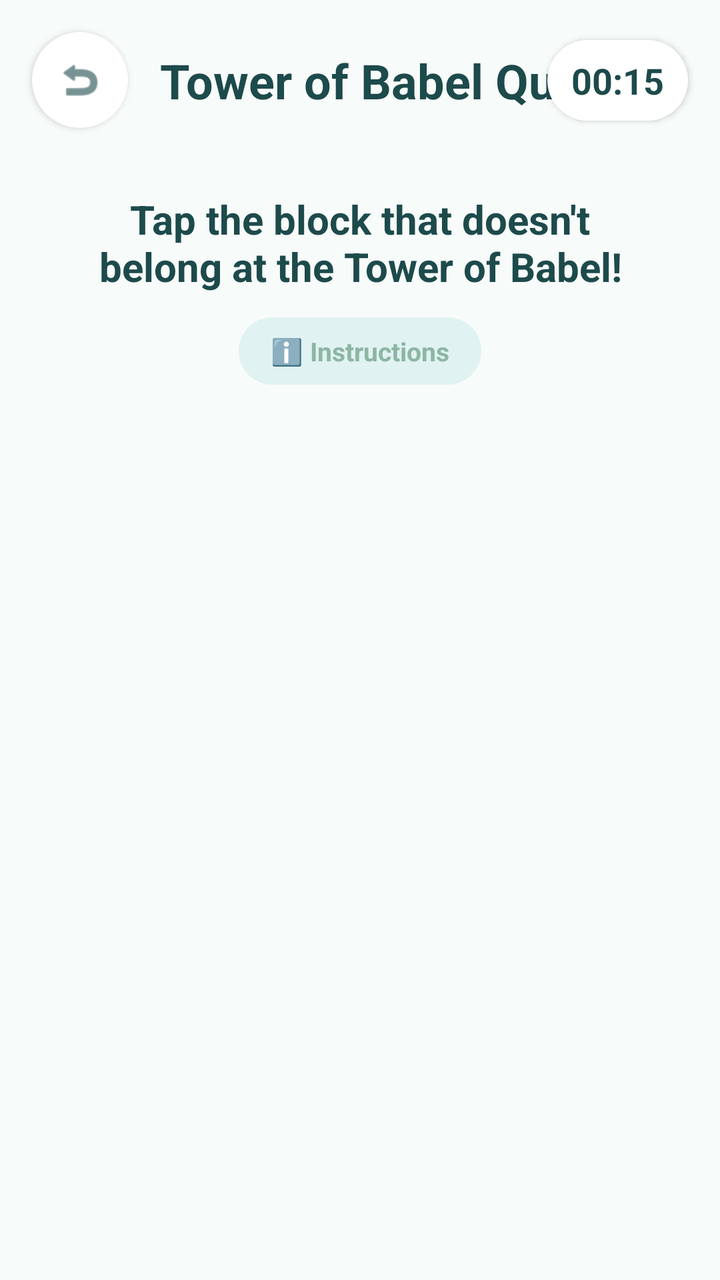
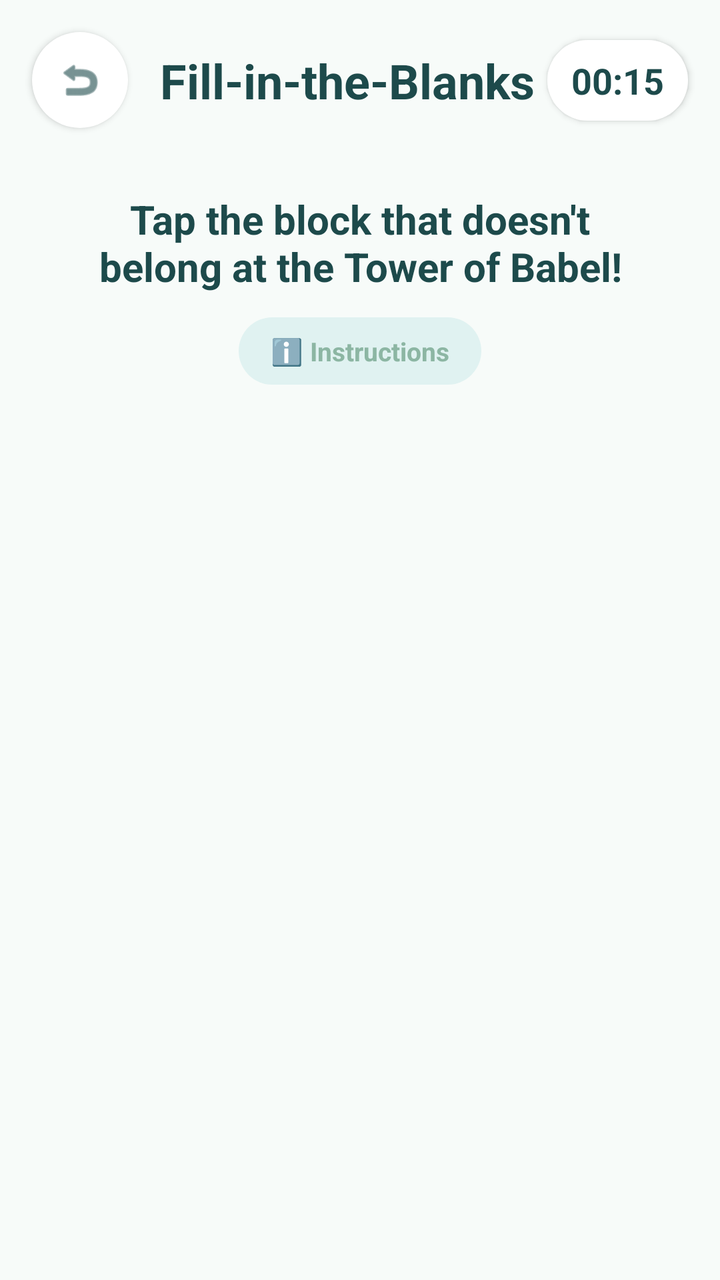

Screens rendered from an Android XML layout before and after an edit, with the pre-edit source and the edit as a unified diff.
<!-- AndroidManifest.xml: application theme Theme.ArBibleApp -->
<!-- res/layout/activity_quiz_babel.xml -->
<?xml version="1.0" encoding="utf-8"?>
<androidx.constraintlayout.widget.ConstraintLayout xmlns:android="http://schemas.android.com/apk/res/android"
    xmlns:app="http://schemas.android.com/apk/res-auto"
    xmlns:tools="http://schemas.android.com/tools"
    android:id="@+id/main"
    android:layout_width="match_parent"
    android:layout_height="match_parent"
    android:background="@color/bg_light"
    tools:context=".QuizBabel">

    <ImageView
        android:id="@+id/btnBack"
        android:layout_width="48dp"
        android:layout_height="48dp"
        android:layout_marginStart="16dp"
        android:layout_marginTop="16dp"
        android:background="@drawable/bg_circle_white"
        android:elevation="2dp"
        android:padding="12dp"
        android:src="@android:drawable/ic_menu_revert"
        app:layout_constraintStart_toStartOf="parent"
        app:layout_constraintTop_toTopOf="parent"
        app:tint="@color/text_dark" />

    <TextView
        android:id="@+id/tvQuizTitle"
        android:layout_width="wrap_content"
        android:layout_height="wrap_content"
        android:layout_marginStart="16dp"
        android:text="Tower of Babel Quiz"
        android:textColor="@color/text_dark"
        android:textSize="24sp"
        android:textStyle="bold"
        app:layout_constraintBottom_toBottomOf="@+id/btnBack"
        app:layout_constraintStart_toEndOf="@+id/btnBack"
        app:layout_constraintTop_toTopOf="@+id/btnBack" />

    <TextView
        android:id="@+id/tvTimer"
        android:layout_width="wrap_content"
        android:layout_height="wrap_content"
        android:layout_marginEnd="16dp"
        android:background="@drawable/bg_circle_white"
        android:elevation="2dp"
        android:paddingHorizontal="12dp"
        android:paddingVertical="8dp"
        android:text="00:15"
        android:textColor="@color/text_dark"
        android:textSize="18sp"
        android:textStyle="bold"
        app:layout_constraintBottom_toBottomOf="@+id/btnBack"
        app:layout_constraintEnd_toEndOf="parent"
        app:layout_constraintTop_toTopOf="@+id/btnBack" />

    <TextView
        android:id="@+id/tvPrompt"
        android:layout_width="0dp"
        android:layout_height="wrap_content"
        android:layout_marginStart="32dp"
        android:layout_marginTop="32dp"
        android:layout_marginEnd="32dp"
        android:gravity="center"
        android:text="Tap the block that doesn't belong at the Tower of Babel!"
        android:textColor="@color/text_dark"
        android:textSize="20sp"
        android:textStyle="bold"
        app:layout_constraintEnd_toEndOf="parent"
        app:layout_constraintStart_toStartOf="parent"
        app:layout_constraintTop_toBottomOf="@+id/btnBack" />

    <TextView
        android:id="@+id/btnInstructions"
        android:layout_width="wrap_content"
        android:layout_height="wrap_content"
        android:layout_marginTop="12dp"
        android:background="@drawable/bg_rounded_card"
        android:backgroundTint="#E0F2F1"
        android:clickable="true"
        android:focusable="true"
        android:foreground="?attr/selectableItemBackground"
        android:paddingHorizontal="16dp"
        android:paddingVertical="8dp"
        android:text="ℹ️ Instructions"
        android:textColor="@color/primary_green"
        android:textSize="13sp"
        android:textStyle="bold"
        app:layout_constraintEnd_toEndOf="parent"
        app:layout_constraintStart_toStartOf="parent"
        app:layout_constraintTop_toBottomOf="@+id/tvPrompt" />

    <ScrollView
        android:layout_width="match_parent"
        android:layout_height="0dp"
        android:layout_marginTop="16dp"
        android:layout_marginBottom="24dp"
        app:layout_constraintBottom_toTopOf="@+id/btnSubmit"
        app:layout_constraintTop_toBottomOf="@+id/btnInstructions">

        <LinearLayout
            android:id="@+id/towerContainer"
            android:layout_width="match_parent"
            android:layout_height="wrap_content"
            android:gravity="center_horizontal"
            android:orientation="vertical"
            android:padding="16dp">
        </LinearLayout>
    </ScrollView>

    <androidx.appcompat.widget.AppCompatButton
        android:id="@+id/btnSubmit"
        android:layout_width="match_parent"
        android:layout_height="60dp"
        android:layout_marginStart="24dp"
        android:layout_marginEnd="24dp"
        android:layout_marginBottom="32dp"
        android:background="@drawable/bg_button_next"
        android:backgroundTint="@color/primary_green"
        android:text="Submit Answers"
        android:textAllCaps="false"
        android:textColor="@color/white"
        android:textSize="18sp"
        android:visibility="gone"
        app:layout_constraintBottom_toBottomOf="parent" />

</androidx.constraintlayout.widget.ConstraintLayout>
<!-- resources referenced by this layout -->
<resources>
  <color name="bg_light">#F7FBF9</color>
  <color name="primary_green">#8CB6A3</color>
  <color name="text_dark">#1D4A4B</color>
  <color name="white">#FFFFFFFF</color>
  <!-- drawable bg_button_next (drawable) -->
  <?xml version="1.0" encoding="utf-8"?>
  <shape xmlns:android="http://schemas.android.com/apk/res/android">
      <solid android:color="@color/primary_green" />
      <corners android:radius="16dp" />
  </shape>
  <!-- drawable bg_circle_white (drawable) -->
  <?xml version="1.0" encoding="utf-8"?>
  <shape xmlns:android="http://schemas.android.com/apk/res/android">
      <solid android:color="@color/white" />
      <corners android:radius="100dp" />
  </shape>
  <!-- drawable bg_rounded_card (drawable) -->
  <?xml version="1.0" encoding="utf-8"?>
  <shape xmlns:android="http://schemas.android.com/apk/res/android">
      <solid android:color="@color/primary_green" />
      <corners android:radius="40dp" />
  </shape>
  <style name="Theme.ArBibleApp" parent="Base.Theme.ArBibleApp" />
  <style name="Base.Theme.ArBibleApp" parent="Theme.Material3.DayNight.NoActionBar">
          
          <item name="android:windowAnimationStyle">@style/SlideActivityAnimation</item>
      </style>
  <style name="SlideActivityAnimation" parent="@android:style/Animation.Activity">
          <item name="android:activityOpenEnterAnimation">@anim/slide_in_right</item>
          <item name="android:activityOpenExitAnimation">@anim/slide_out_left</item>
          <item name="android:activityCloseEnterAnimation">@anim/slide_in_left</item>
          <item name="android:activityCloseExitAnimation">@anim/slide_out_right</item>
      </style>
</resources>

<!-- the commit's change to res/layout/activity_quiz_babel.xml (unified diff, before → after) -->
@@ -27,7 +27,7 @@
         android:layout_width="wrap_content"
         android:layout_height="wrap_content"
         android:layout_marginStart="16dp"
-        android:text="Tower of Babel Quiz"
+        android:text="Fill-in-the-Blanks Quiz"
         android:textColor="@color/text_dark"
         android:textSize="24sp"
         android:textStyle="bold"
